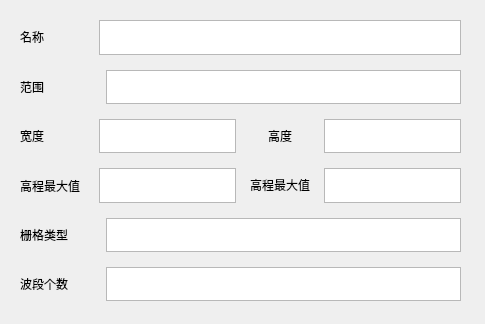
Before: the Qt Designer form ui/untitled.ui in FireboyWatergirls/RasterAnalysis, drawn with Qt 5.
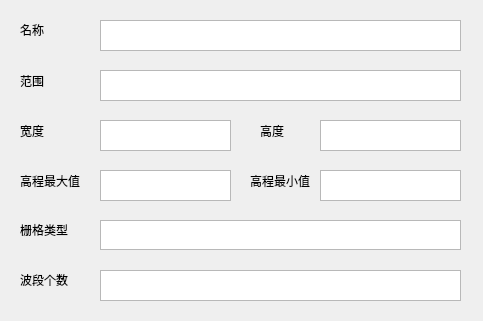
After: the same form once the commit is applied.

```diff
--- a/ui/untitled.ui
+++ b/ui/untitled.ui
@@ -6,176 +6,196 @@
    <rect>
     <x>0</x>
     <y>0</y>
-    <width>485</width>
-    <height>324</height>
+    <width>483</width>
+    <height>321</height>
    </rect>
   </property>
   <property name="windowTitle">
    <string>Dialog</string>
   </property>
-  <widget class="QWidget" name="">
+  <widget class="QLabel" name="label_6">
    <property name="geometry">
     <rect>
+     <x>250</x>
+     <y>170</y>
+     <width>61</width>
+     <height>21</height>
+    </rect>
+   </property>
+   <property name="text">
+    <string>高程最小值</string>
+   </property>
+  </widget>
+  <widget class="QLabel" name="label_3">
+   <property name="geometry">
+    <rect>
      <x>20</x>
+     <y>120</y>
+     <width>31</width>
+     <height>21</height>
+    </rect>
+   </property>
+   <property name="text">
+    <string>宽度</string>
+   </property>
+  </widget>
+  <widget class="QTextBrowser" name="textWidth">
+   <property name="geometry">
+    <rect>
+     <x>100</x>
+     <y>120</y>
+     <width>131</width>
+     <height>31</height>
+    </rect>
+   </property>
+  </widget>
+  <widget class="QLabel" name="label_4">
+   <property name="geometry">
+    <rect>
+     <x>260</x>
+     <y>120</y>
+     <width>31</width>
+     <height>21</height>
+    </rect>
+   </property>
+   <property name="text">
+    <string>高度</string>
+   </property>
+  </widget>
+  <widget class="QTextBrowser" name="textHeight">
+   <property name="geometry">
+    <rect>
+     <x>320</x>
+     <y>120</y>
+     <width>141</width>
+     <height>31</height>
+    </rect>
+   </property>
+  </widget>
+  <widget class="QLabel" name="label_8">
+   <property name="geometry">
+    <rect>
+     <x>20</x>
+     <y>220</y>
+     <width>51</width>
+     <height>20</height>
+    </rect>
+   </property>
+   <property name="text">
+    <string>栅格类型</string>
+   </property>
+  </widget>
+  <widget class="QTextBrowser" name="textType">
+   <property name="geometry">
+    <rect>
+     <x>100</x>
+     <y>220</y>
+     <width>361</width>
+     <height>30</height>
+    </rect>
+   </property>
+  </widget>
+  <widget class="QLabel" name="label">
+   <property name="geometry">
+    <rect>
+     <x>20</x>
      <y>20</y>
-     <width>441</width>
-     <height>281</height>
+     <width>31</width>
+     <height>21</height>
     </rect>
    </property>
-   <layout class="QVBoxLayout" name="verticalLayout">
-    <property name="spacing">
-     <number>15</number>
-    </property>
-    <item>
-     <layout class="QHBoxLayout" name="horizontalLayout_2" stretch="1,5">
-      <property name="spacing">
-       <number>6</number>
-      </property>
-      <property name="topMargin">
-       <number>0</number>
-      </property>
-      <property name="bottomMargin">
-       <number>0</number>
-      </property>
-      <item>
-       <widget class="QLabel" name="label">
-        <property name="text">
-         <string>&lt;html&gt;&lt;head/&gt;&lt;body&gt;&lt;p&gt;名称&lt;/p&gt;&lt;/body&gt;&lt;/html&gt;</string>
-        </property>
-       </widget>
-      </item>
-      <item>
-       <widget class="QTextBrowser" name="textName"/>
-      </item>
-     </layout>
-    </item>
-    <item>
-     <layout class="QHBoxLayout" name="horizontalLayout" stretch="1,5">
-      <property name="topMargin">
-       <number>0</number>
-      </property>
-      <property name="bottomMargin">
-       <number>0</number>
-      </property>
-      <item alignment="Qt::AlignLeft">
-       <widget class="QLabel" name="label_2">
-        <property name="text">
-         <string>范围</string>
-        </property>
-       </widget>
-      </item>
-      <item>
-       <widget class="QTextBrowser" name="textExtent"/>
-      </item>
-     </layout>
-    </item>
-    <item>
-     <layout class="QHBoxLayout" name="horizontalLayout_3" stretch="2,4,2,4">
-      <property name="spacing">
-       <number>10</number>
-      </property>
-      <property name="topMargin">
-       <number>0</number>
-      </property>
-      <property name="bottomMargin">
-       <number>0</number>
-      </property>
-      <item alignment="Qt::AlignLeft">
-       <widget class="QLabel" name="label_3">
-        <property name="text">
-         <string>宽度</string>
-        </property>
-       </widget>
-      </item>
-      <item>
-       <widget class="QTextBrowser" name="textWidth"/>
-      </item>
-      <item alignment="Qt::AlignHCenter">
-       <widget class="QLabel" name="label_4">
-        <property name="text">
-         <string>高度</string>
-        </property>
-       </widget>
-      </item>
-      <item>
-       <widget class="QTextBrowser" name="textHeight"/>
-      </item>
-     </layout>
-    </item>
-    <item>
-     <layout class="QHBoxLayout" name="horizontalLayout_4" stretch="2,4,2,4">
-      <property name="spacing">
-       <number>10</number>
-      </property>
-      <property name="topMargin">
-       <number>0</number>
-      </property>
-      <property name="bottomMargin">
-       <number>0</number>
-      </property>
-      <item alignment="Qt::AlignLeft">
-       <widget class="QLabel" name="label_5">
-        <property name="text">
-         <string>高程最大值</string>
-        </property>
-       </widget>
-      </item>
-      <item>
-       <widget class="QTextBrowser" name="textMax"/>
-      </item>
-      <item>
-       <widget class="QLabel" name="label_7">
-        <property name="text">
-         <string>&lt;html&gt;&lt;head/&gt;&lt;body&gt;&lt;p align=&quot;center&quot;&gt;高程最大值&lt;/p&gt;&lt;/body&gt;&lt;/html&gt;</string>
-        </property>
-       </widget>
-      </item>
-      <item>
-       <widget class="QTextBrowser" name="textMin"/>
-      </item>
-     </layout>
-    </item>
-    <item>
-     <layout class="QHBoxLayout" name="horizontalLayout_5" stretch="1,5">
-      <property name="topMargin">
-       <number>0</number>
-      </property>
-      <property name="bottomMargin">
-       <number>0</number>
-      </property>
-      <item alignment="Qt::AlignLeft">
-       <widget class="QLabel" name="label_8">
-        <property name="text">
-         <string>栅格类型</string>
-        </property>
-       </widget>
-      </item>
-      <item>
-       <widget class="QTextBrowser" name="textType"/>
-      </item>
-     </layout>
-    </item>
-    <item>
-     <layout class="QHBoxLayout" name="horizontalLayout_6" stretch="1,5">
-      <property name="topMargin">
-       <number>0</number>
-      </property>
-      <property name="bottomMargin">
-       <number>0</number>
-      </property>
-      <item alignment="Qt::AlignLeft">
-       <widget class="QLabel" name="label_9">
-        <property name="text">
-         <string>波段个数</string>
-        </property>
-       </widget>
-      </item>
-      <item>
-       <widget class="QTextBrowser" name="textBandNum"/>
-      </item>
-     </layout>
-    </item>
-   </layout>
+   <property name="text">
+    <string>&lt;html&gt;&lt;head/&gt;&lt;body&gt;&lt;p&gt;名称&lt;/p&gt;&lt;/body&gt;&lt;/html&gt;</string>
+   </property>
+  </widget>
+  <widget class="QTextBrowser" name="textName">
+   <property name="geometry">
+    <rect>
+     <x>100</x>
+     <y>20</y>
+     <width>361</width>
+     <height>31</height>
+    </rect>
+   </property>
+  </widget>
+  <widget class="QTextBrowser" name="textMax">
+   <property name="geometry">
+    <rect>
+     <x>100</x>
+     <y>170</y>
+     <width>131</width>
+     <height>31</height>
+    </rect>
+   </property>
+  </widget>
+  <widget class="QTextBrowser" name="textMin">
+   <property name="geometry">
+    <rect>
+     <x>320</x>
+     <y>170</y>
+     <width>141</width>
+     <height>31</height>
+    </rect>
+   </property>
+  </widget>
+  <widget class="QLabel" name="label_5">
+   <property name="geometry">
+    <rect>
+     <x>20</x>
+     <y>170</y>
+     <width>61</width>
+     <height>21</height>
+    </rect>
+   </property>
+   <property name="text">
+    <string>高程最大值</string>
+   </property>
+  </widget>
+  <widget class="QLabel" name="label_9">
+   <property name="geometry">
+    <rect>
+     <x>20</x>
+     <y>270</y>
+     <width>51</width>
+     <height>20</height>
+    </rect>
+   </property>
+   <property name="text">
+    <string>波段个数</string>
+   </property>
+  </widget>
+  <widget class="QTextBrowser" name="textBandNum">
+   <property name="geometry">
+    <rect>
+     <x>100</x>
+     <y>270</y>
+     <width>361</width>
+     <height>31</height>
+    </rect>
+   </property>
+  </widget>
+  <widget class="QLabel" name="label_2">
+   <property name="geometry">
+    <rect>
+     <x>20</x>
+     <y>70</y>
+     <width>31</width>
+     <height>21</height>
+    </rect>
+   </property>
+   <property name="text">
+    <string>范围</string>
+   </property>
+  </widget>
+  <widget class="QTextBrowser" name="textExtent">
+   <property name="geometry">
+    <rect>
+     <x>100</x>
+     <y>70</y>
+     <width>361</width>
+     <height>31</height>
+    </rect>
+   </property>
   </widget>
  </widget>
  <resources/>
```
